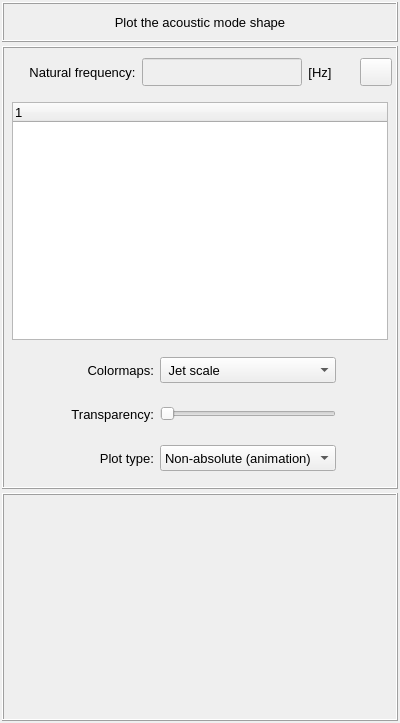
First picture: the form in vibra/interface/data/ui_files/plots/acoustic/acoustic_mode_shape_inputs.ui, repository MOPT-UFSC/VIBRA, before the edit.
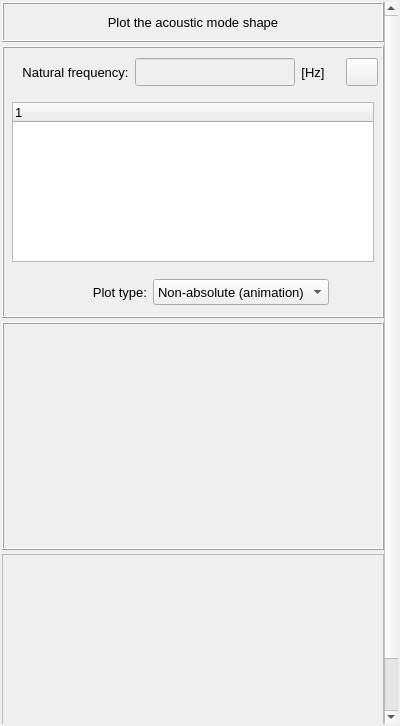
Second picture: the form after the edit. Icons and pictures are not drawn.

Diff of the .ui file:
```diff
--- a/vibra/interface/data/ui_files/plots/acoustic/acoustic_mode_shape_inputs.ui
+++ b/vibra/interface/data/ui_files/plots/acoustic/acoustic_mode_shape_inputs.ui
@@ -7,7 +7,7 @@
     <x>0</x>
     <y>0</y>
     <width>400</width>
-    <height>723</height>
+    <height>726</height>
    </rect>
   </property>
   <property name="windowTitle">
@@ -41,9 +41,9 @@
       <property name="geometry">
        <rect>
         <x>0</x>
-        <y>0</y>
-        <width>396</width>
-        <height>719</height>
+        <y>-58</y>
+        <width>382</width>
+        <height>780</height>
        </rect>
       </property>
       <layout class="QGridLayout" name="gridLayout_6">
@@ -65,6 +65,22 @@
        <property name="verticalSpacing">
         <number>4</number>
        </property>
+       <item row="3" column="0">
+        <widget class="QFrame" name="frame_color">
+         <property name="minimumSize">
+          <size>
+           <width>0</width>
+           <height>228</height>
+          </size>
+         </property>
+         <property name="frameShape">
+          <enum>QFrame::Shape::StyledPanel</enum>
+         </property>
+         <property name="frameShadow">
+          <enum>QFrame::Shadow::Raised</enum>
+         </property>
+        </widget>
+       </item>
        <item row="0" column="0">
         <widget class="QFrame" name="frame_title">
          <property name="minimumSize">
@@ -188,8 +204,8 @@
           <property name="spacing">
            <number>4</number>
           </property>
-          <item row="4" column="0">
-           <widget class="QFrame" name="frame_transparency">
+          <item row="3" column="0">
+           <widget class="QFrame" name="frame_3">
             <property name="minimumSize">
              <size>
               <width>0</width>
@@ -208,7 +224,7 @@
             <property name="frameShadow">
              <enum>QFrame::Shadow::Raised</enum>
             </property>
-            <layout class="QGridLayout" name="gridLayout_8">
+            <layout class="QGridLayout" name="gridLayout_10">
              <property name="leftMargin">
               <number>0</number>
              </property>
@@ -221,8 +237,27 @@
              <property name="bottomMargin">
               <number>0</number>
              </property>
+             <property name="horizontalSpacing">
+              <number>6</number>
+             </property>
+             <property name="verticalSpacing">
+              <number>0</number>
+             </property>
+             <item row="0" column="0">
+              <spacer name="horizontalSpacer_5">
+               <property name="orientation">
+                <enum>Qt::Orientation::Horizontal</enum>
+               </property>
+               <property name="sizeHint" stdset="0">
+                <size>
+                 <width>40</width>
+                 <height>20</height>
+                </size>
+               </property>
+              </spacer>
+             </item>
              <item row="0" column="1">
-              <widget class="QLabel" name="label_3">
+              <widget class="QLabel" name="label_color_scalling">
                <property name="minimumSize">
                 <size>
                  <width>90</width>
@@ -241,127 +276,70 @@
                 </font>
                </property>
                <property name="text">
-                <string>Transparency:</string>
+                <string>Plot type:</string>
                </property>
                <property name="alignment">
                 <set>Qt::AlignmentFlag::AlignRight|Qt::AlignmentFlag::AlignTrailing|Qt::AlignmentFlag::AlignVCenter</set>
                </property>
               </widget>
              </item>
+             <item row="0" column="3">
+              <spacer name="horizontalSpacer_8">
+               <property name="orientation">
+                <enum>Qt::Orientation::Horizontal</enum>
+               </property>
+               <property name="sizeHint" stdset="0">
+                <size>
+                 <width>40</width>
+                 <height>20</height>
+                </size>
+               </property>
+              </spacer>
+             </item>
              <item row="0" column="2">
-              <widget class="QSlider" name="slider_transparency">
+              <widget class="QComboBox" name="comboBox_plot_type">
                <property name="minimumSize">
                 <size>
                  <width>176</width>
-                 <height>0</height>
+                 <height>26</height>
                 </size>
                </property>
                <property name="maximumSize">
                 <size>
                  <width>200</width>
-                 <height>16777215</height>
-                </size>
-               </property>
-               <property name="orientation">
-                <enum>Qt::Orientation::Horizontal</enum>
-               </property>
-              </widget>
-             </item>
-             <item row="0" column="3">
-              <spacer name="horizontalSpacer_6">
-               <property name="orientation">
-                <enum>Qt::Orientation::Horizontal</enum>
-               </property>
-               <property name="sizeHint" stdset="0">
-                <size>
-                 <width>40</width>
-                 <height>20</height>
-                </size>
-               </property>
-              </spacer>
-             </item>
-             <item row="0" column="0">
-              <spacer name="horizontalSpacer_7">
-               <property name="orientation">
-                <enum>Qt::Orientation::Horizontal</enum>
-               </property>
-               <property name="sizeHint" stdset="0">
-                <size>
-                 <width>40</width>
-                 <height>20</height>
-                </size>
-               </property>
-              </spacer>
-             </item>
-            </layout>
-           </widget>
-          </item>
-          <item row="1" column="0">
-           <widget class="QFrame" name="frame_treeWidget">
-            <property name="maximumSize">
-             <size>
-              <width>16777215</width>
-              <height>250</height>
-             </size>
-            </property>
-            <property name="frameShape">
-             <enum>QFrame::Shape::NoFrame</enum>
-            </property>
-            <property name="frameShadow">
-             <enum>QFrame::Shadow::Raised</enum>
-            </property>
-            <layout class="QGridLayout" name="gridLayout_3">
-             <property name="leftMargin">
-              <number>4</number>
-             </property>
-             <property name="topMargin">
-              <number>6</number>
-             </property>
-             <property name="rightMargin">
-              <number>4</number>
-             </property>
-             <property name="bottomMargin">
-              <number>6</number>
-             </property>
-             <property name="spacing">
-              <number>4</number>
-             </property>
-             <item row="0" column="0">
-              <widget class="QTreeWidget" name="treeWidget_frequencies">
-               <property name="minimumSize">
-                <size>
-                 <width>260</width>
-                 <height>160</height>
-                </size>
-               </property>
-               <property name="maximumSize">
-                <size>
-                 <width>16777215</width>
-                 <height>240</height>
+                 <height>26</height>
                 </size>
                </property>
                <property name="font">
                 <font>
-                 <family>MS Shell Dlg 2</family>
                  <pointsize>10</pointsize>
-                 <italic>false</italic>
-                 <bold>false</bold>
                 </font>
                </property>
-               <property name="toolTip">
-                <string>&lt;html&gt;&lt;head/&gt;&lt;body&gt;&lt;p&gt;Select the mode shape to be plotted&lt;/p&gt;&lt;/body&gt;&lt;/html&gt;</string>
-               </property>
-               <property name="alternatingRowColors">
-                <bool>true</bool>
-               </property>
-               <property name="indentation">
-                <number>0</number>
-               </property>
-               <column>
+               <item>
                 <property name="text">
-                 <string notr="true">1</string>
+                 <string>Non-absolute (animation)</string>
                 </property>
-               </column>
+               </item>
+               <item>
+                <property name="text">
+                 <string>Absolute (animation)</string>
+                </property>
+               </item>
+               <item>
+                <property name="text">
+                 <string>Absolute values</string>
+                </property>
+               </item>
+               <item>
+                <property name="text">
+                 <string>Real values</string>
+                </property>
+               </item>
+               <item>
+                <property name="text">
+                 <string>Imag values</string>
+                </property>
+               </item>
               </widget>
              </item>
             </layout>
@@ -469,7 +447,7 @@
                 <string/>
                </property>
                <property name="icon">
-                <iconset resource="../../../icons/resources.qrc">
+                <iconset resource="../../../icons/dark_theme/resources.qrc">
                  <normaloff>:/icons/file_export_icon.png</normaloff>:/icons/file_export_icon.png</iconset>
                </property>
                <property name="iconSize">
@@ -558,18 +536,12 @@
             </layout>
            </widget>
           </item>
-          <item row="5" column="0">
-           <widget class="QFrame" name="frame_3">
-            <property name="minimumSize">
-             <size>
-              <width>0</width>
-              <height>40</height>
-             </size>
-            </property>
+          <item row="1" column="0">
+           <widget class="QFrame" name="frame_treeWidget">
             <property name="maximumSize">
              <size>
               <width>16777215</width>
-              <height>40</height>
+              <height>250</height>
              </size>
             </property>
             <property name="frameShape">
@@ -578,292 +550,63 @@
             <property name="frameShadow">
              <enum>QFrame::Shadow::Raised</enum>
             </property>
-            <layout class="QGridLayout" name="gridLayout_10">
+            <layout class="QGridLayout" name="gridLayout_3">
              <property name="leftMargin">
-              <number>0</number>
+              <number>4</number>
              </property>
              <property name="topMargin">
-              <number>0</number>
+              <number>6</number>
              </property>
              <property name="rightMargin">
-              <number>0</number>
+              <number>4</number>
              </property>
              <property name="bottomMargin">
-              <number>0</number>
-             </property>
-             <property name="horizontalSpacing">
               <number>6</number>
              </property>
-             <property name="verticalSpacing">
-              <number>0</number>
+             <property name="spacing">
+              <number>4</number>
              </property>
              <item row="0" column="0">
-              <spacer name="horizontalSpacer_5">
-               <property name="orientation">
-                <enum>Qt::Orientation::Horizontal</enum>
-               </property>
-               <property name="sizeHint" stdset="0">
-                <size>
-                 <width>40</width>
-                 <height>20</height>
-                </size>
-               </property>
-              </spacer>
-             </item>
-             <item row="0" column="1">
-              <widget class="QLabel" name="label_color_scalling">
+              <widget class="QTreeWidget" name="treeWidget_frequencies">
                <property name="minimumSize">
                 <size>
-                 <width>90</width>
-                 <height>26</height>
+                 <width>260</width>
+                 <height>160</height>
                 </size>
                </property>
                <property name="maximumSize">
                 <size>
-                 <width>90</width>
-                 <height>26</height>
+                 <width>16777215</width>
+                 <height>240</height>
                 </size>
                </property>
                <property name="font">
                 <font>
+                 <family>MS Shell Dlg 2</family>
                  <pointsize>10</pointsize>
+                 <italic>false</italic>
+                 <bold>false</bold>
                 </font>
                </property>
-               <property name="text">
-                <string>Plot type:</string>
+               <property name="toolTip">
+                <string>&lt;html&gt;&lt;head/&gt;&lt;body&gt;&lt;p&gt;Select the mode shape to be plotted&lt;/p&gt;&lt;/body&gt;&lt;/html&gt;</string>
                </property>
-               <property name="alignment">
-                <set>Qt::AlignmentFlag::AlignRight|Qt::AlignmentFlag::AlignTrailing|Qt::AlignmentFlag::AlignVCenter</set>
+               <property name="alternatingRowColors">
+                <bool>true</bool>
                </property>
-              </widget>
-             </item>
-             <item row="0" column="3">
-              <spacer name="horizontalSpacer_8">
-               <property name="orientation">
-                <enum>Qt::Orientation::Horizontal</enum>
+               <property name="indentation">
+                <number>0</number>
                </property>
-               <property name="sizeHint" stdset="0">
-                <size>
-                 <width>40</width>
-                 <height>20</height>
-                </size>
-               </property>
-              </spacer>
-             </item>
-             <item row="0" column="2">
-              <widget class="QComboBox" name="comboBox_plot_type">
-               <property name="minimumSize">
-                <size>
-                 <width>176</width>
-                 <height>26</height>
-                </size>
-               </property>
-               <property name="maximumSize">
-                <size>
-                 <width>200</width>
-                 <height>26</height>
-                </size>
-               </property>
-               <property name="font">
-                <font>
-                 <pointsize>10</pointsize>
-                </font>
-               </property>
-               <item>
+               <column>
                 <property name="text">
-                 <string>Non-absolute (animation)</string>
+                 <string notr="true">1</string>
                 </property>
-               </item>
-               <item>
-                <property name="text">
-                 <string>Absolute (animation)</string>
-                </property>
-               </item>
-               <item>
-                <property name="text">
-                 <string>Absolute values</string>
-                </property>
-               </item>
-               <item>
-                <property name="text">
-                 <string>Real values</string>
-                </property>
-               </item>
-               <item>
-                <property name="text">
-                 <string>Imag values</string>
-                </property>
-               </item>
+               </column>
               </widget>
              </item>
             </layout>
            </widget>
           </item>
-          <item row="3" column="0">
-           <widget class="QFrame" name="frame">
-            <property name="minimumSize">
-             <size>
-              <width>0</width>
-              <height>40</height>
-             </size>
-            </property>
-            <property name="maximumSize">
-             <size>
-              <width>16777215</width>
-              <height>40</height>
-             </size>
-            </property>
-            <property name="frameShape">
-             <enum>QFrame::Shape::NoFrame</enum>
-            </property>
-            <property name="frameShadow">
-             <enum>QFrame::Shadow::Raised</enum>
-            </property>
-            <layout class="QGridLayout" name="gridLayout_9">
-             <property name="leftMargin">
-              <number>0</number>
-             </property>
-             <property name="topMargin">
-              <number>0</number>
-             </property>
-             <property name="rightMargin">
-              <number>0</number>
-             </property>
-             <property name="bottomMargin">
-              <number>0</number>
-             </property>
-             <item row="0" column="2">
-              <widget class="QComboBox" name="comboBox_colormaps">
-               <property name="minimumSize">
-                <size>
-                 <width>176</width>
-                 <height>26</height>
-                </size>
-               </property>
-               <property name="maximumSize">
-                <size>
-                 <width>200</width>
-                 <height>26</height>
-                </size>
-               </property>
-               <property name="font">
-                <font>
-                 <pointsize>10</pointsize>
-                </font>
-               </property>
-               <item>
-                <property name="text">
-                 <string> Jet scale</string>
-                </property>
-               </item>
-               <item>
-                <property name="text">
-                 <string> Viridis scale</string>
-                </property>
-               </item>
-               <item>
-                <property name="text">
-                 <string> Inferno scale</string>
-                </property>
-               </item>
-               <item>
-                <property name="text">
-                 <string> Magma scale</string>
-                </property>
-               </item>
-               <item>
-                <property name="text">
-                 <string> Plasma scale</string>
-                </property>
-               </item>
-               <item>
-                <property name="text">
-                 <string>BWR diverging scale</string>
-                </property>
-               </item>
-               <item>
-                <property name="text">
-                 <string>PiYG diverging scale</string>
-                </property>
-               </item>
-               <item>
-                <property name="text">
-                 <string>PRGn diverging scale</string>
-                </property>
-               </item>
-               <item>
-                <property name="text">
-                 <string>BrBG diverging scale</string>
-                </property>
-               </item>
-               <item>
-                <property name="text">
-                 <string>PuOr diverging scale</string>
-                </property>
-               </item>
-               <item>
-                <property name="text">
-                 <string> Grayscale</string>
-                </property>
-               </item>
-              </widget>
-             </item>
-             <item row="0" column="0">
-              <spacer name="horizontalSpacer_2">
-               <property name="orientation">
-                <enum>Qt::Orientation::Horizontal</enum>
-               </property>
-               <property name="sizeHint" stdset="0">
-                <size>
-                 <width>40</width>
-                 <height>20</height>
-                </size>
-               </property>
-              </spacer>
-             </item>
-             <item row="0" column="1">
-              <widget class="QLabel" name="label_2">
-               <property name="minimumSize">
-                <size>
-                 <width>90</width>
-                 <height>26</height>
-                </size>
-               </property>
-               <property name="maximumSize">
-                <size>
-                 <width>90</width>
-                 <height>26</height>
-                </size>
-               </property>
-               <property name="font">
-                <font>
-                 <pointsize>10</pointsize>
-                </font>
-               </property>
-               <property name="text">
-                <string>Colormaps:</string>
-               </property>
-               <property name="alignment">
-                <set>Qt::AlignmentFlag::AlignRight|Qt::AlignmentFlag::AlignTrailing|Qt::AlignmentFlag::AlignVCenter</set>
-               </property>
-              </widget>
-             </item>
-             <item row="0" column="3">
-              <spacer name="horizontalSpacer">
-               <property name="orientation">
-                <enum>Qt::Orientation::Horizontal</enum>
-               </property>
-               <property name="sizeHint" stdset="0">
-                <size>
-                 <width>40</width>
-                 <height>20</height>
-                </size>
-               </property>
-              </spacer>
-             </item>
-            </layout>
-           </widget>
-          </item>
          </layout>
         </widget>
        </item>
```
Left out of the diff: 4 changed lines with no effect on the pictures.
